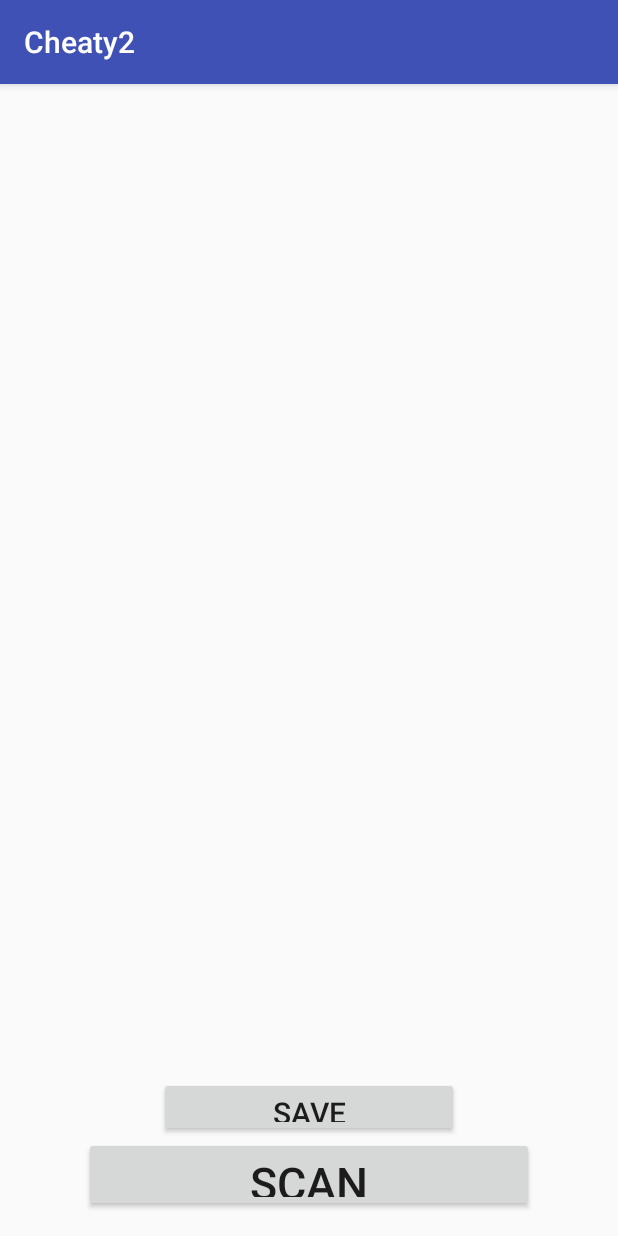
After one commit to babaours/Cheaty, an Android app: the BluetoothScanActivity screen opened directly, with no data from a screen before it, on a phone screen of 412 x 824 dp. The commit adds this screen. Run offline under Robolectric (Android 15) with nearby library versions, the phone set to English and light mode, and no system bars.

Commit message:
added the request to activate Bluetooth

```diff
--- a/app/build.gradle
+++ b/app/build.gradle
@@ -17,6 +17,9 @@ android {
             proguardFiles getDefaultProguardFile('proguard-android.txt'), 'proguard-rules.pro'
         }
     }
+    compileOptions {
+        targetCompatibility JavaVersion.VERSION_1_6
+    }
 }
 
 dependencies {
@@ -24,4 +27,5 @@ dependencies {
     testCompile 'junit:junit:4.12'
     compile 'com.android.support:appcompat-v7:23.2.0'
     compile 'com.jakewharton:butterknife:7.0.1'
+    compile 'com.google.android.gms:play-services-appindexing:8.1.0'
 }
--- a/app/src/main/AndroidManifest.xml
+++ b/app/src/main/AndroidManifest.xml
@@ -2,6 +2,7 @@
 <manifest xmlns:android="http://schemas.android.com/apk/res/android"
     package="hugues.marchal.cheaty">
 
+    <uses-permission android:name="android.permission.BLUETOOTH" />
     <application
         android:allowBackup="true"
         android:icon="@mipmap/ic_launcher"
@@ -9,14 +10,20 @@
         android:supportsRtl="true"
         android:theme="@style/AppTheme">
         <activity
-            android:name=".Selecter"
-            android:screenOrientation="portrait" >
+            android:name=".Activities.SelecterActivity"
+            android:screenOrientation="portrait">
             <intent-filter>
-                <action android:name="android.intent.action.MAIN"/>
+                <action android:name="android.intent.action.MAIN" />
 
                 <category android:name="android.intent.category.LAUNCHER" />
             </intent-filter>
         </activity>
+        <activity android:name=".Activities.BluetoothScanActivity"></activity>
+        <!-- ATTENTION: This was auto-generated to add Google Play services to your project for
+             App Indexing.  See https://g.co/AppIndexing/AndroidStudio for more information. -->
+        <meta-data
+            android:name="com.google.android.gms.version"
+            android:value="@integer/google_play_services_version" />
     </application>
 
 </manifest>
--- /dev/null
+++ b/app/src/main/java/hugues/marchal/cheaty/Activities/BluetoothScanActivity.java
@@ -0,0 +1,67 @@
+package hugues.marchal.cheaty.Activities;
+
+import android.bluetooth.BluetoothAdapter;
+import android.content.Intent;
+import android.os.Bundle;
+import android.support.v7.app.AppCompatActivity;
+import android.view.View;
+import android.widget.Button;
+import android.widget.ListView;
+import android.widget.Toast;
+
+import hugues.marchal.cheaty.R;
+
+public class BluetoothScanActivity extends AppCompatActivity implements View.OnClickListener {
+
+    private final static int REQUEST_CODE_ENABLE_BLUETOOTH = 0;
+    private ListView listView;
+    private Button scanBtn;
+    private Button saveBtn;
+    BluetoothAdapter bluetoothAdapter = BluetoothAdapter.getDefaultAdapter();
+
+
+    @Override
+    protected void onCreate(Bundle savedInstanceState) {
+        super.onCreate(savedInstanceState);
+        setContentView(R.layout.activity_bluetooth_scan);
+        listView = (ListView) findViewById(R.id.btListView);
+        scanBtn = (Button) findViewById(R.id.btScanButton);
+        scanBtn.setOnClickListener(this);
+        saveBtn = (Button) findViewById(R.id.btSaveButton);
+
+        /*
+        Activating Bluetooth if not enabled
+        Check #onActivityResult for more
+         */
+        if (!bluetoothAdapter.isEnabled()) {
+            Intent enableBlueTooth = new Intent(BluetoothAdapter.ACTION_REQUEST_ENABLE);
+            startActivityForResult(enableBlueTooth, REQUEST_CODE_ENABLE_BLUETOOTH);
+        }
+    }
+
+    /**
+     * This method will create a dialog box asking to activate Bluetooth. If the user refuses, the activity will end.
+     *
+     * @param requestCode gives the code of the request (i.e. bluetooth activation)
+     * @param resultCode  gives the code of the result of the request given by the user.
+     * @param data        gives the necessary data for the request
+     */
+    @Override
+    protected void onActivityResult(int requestCode, int resultCode, Intent data) {
+        super.onActivityResult(requestCode, resultCode, data);
+        if (requestCode != REQUEST_CODE_ENABLE_BLUETOOTH)
+            return;
+        if (resultCode != RESULT_OK) {
+            //User did not activate Bluetooth
+            Toast.makeText(BluetoothScanActivity.this, "Choose Activate to run the scan", Toast.LENGTH_LONG).show();
+            this.finish();
+        }
+    }
+
+    @Override
+    public void onClick(View v) {
+
+    }
+
+
+}
--- a/app/src/main/java/hugues/marchal/cheaty/Selecter.java
+++ b/app/src/main/java/hugues/marchal/cheaty/Activities/SelecterActivity.java
@@ -1,4 +1,4 @@
-package hugues.marchal.cheaty;
+package hugues.marchal.cheaty.Activities;
 
 import android.bluetooth.BluetoothAdapter;
 import android.os.Bundle;
@@ -11,13 +11,14 @@ import android.widget.TextView;
 import android.widget.Toast;
 
 import butterknife.OnClick;
+import hugues.marchal.cheaty.R;
 
 /**
  * This class will make the user choose a network to scan and start the relative activity, knowing that if Bluetooth feature is not supported by the phone,
  * the checkbox relative to Bluetooth will be set GONE and unclickable. The possible networks are (by order of appearance) : WiFi Networks, Bluetooth and
  * Mobile Networks. This activity is also the starter activity.
  */
-public class Selecter extends AppCompatActivity implements View.OnClickListener{
+public class SelecterActivity extends AppCompatActivity implements View.OnClickListener{
 
     //The Booleans to know if the checkbox is selected
     private Boolean allSelected;
@@ -78,7 +79,7 @@ public class Selecter extends AppCompatActivity implements View.OnClickListener{
         if (bluetoothAdapter==null){
             selectBluetoothRB.setVisibility(View.GONE);
             isBluetoothSupported = false;
-            Toast.makeText(Selecter.this, "Bluetooth feature is not supported by the phone", Toast.LENGTH_SHORT).show();
+            Toast.makeText(SelecterActivity.this, "Bluetooth feature is not supported by the phone", Toast.LENGTH_SHORT).show();
         }
     }
 
--- /dev/null
+++ b/app/src/main/res/layout/activity_bluetooth_scan.xml
@@ -0,0 +1,38 @@
+<?xml version="1.0" encoding="utf-8"?>
+<RelativeLayout xmlns:android="http://schemas.android.com/apk/res/android"
+    xmlns:tools="http://schemas.android.com/tools"
+    android:layout_width="match_parent"
+    android:layout_height="match_parent"
+    android:paddingBottom="@dimen/activity_vertical_margin"
+    android:paddingLeft="@dimen/activity_horizontal_margin"
+    android:paddingRight="@dimen/activity_horizontal_margin"
+    android:paddingTop="@dimen/activity_vertical_margin"
+    tools:context="hugues.marchal.cheaty.Activities.BluetoothScanActivity">
+
+    <ListView
+        android:layout_width="wrap_content"
+        android:layout_height="wrap_content"
+        android:id="@+id/btListView"
+        android:layout_alignParentTop="true"
+        android:layout_alignParentStart="true"
+        android:layout_alignParentEnd="true"
+        android:layout_above="@+id/btSaveButton" />
+
+    <Button
+        android:layout_width="300dp"
+        android:layout_height="50dp"
+        android:text="Scan"
+        android:id="@+id/btScanButton"
+        android:layout_centerHorizontal="true"
+        android:textSize="30sp"
+        android:layout_alignParentBottom="true" />
+
+    <Button
+        android:layout_width="200dp"
+        android:layout_height="40dp"
+        android:text="Save"
+        android:id="@+id/btSaveButton"
+        android:layout_above="@+id/btScanButton"
+        android:layout_centerHorizontal="true"
+        android:textSize="20sp" />
+</RelativeLayout>
```
